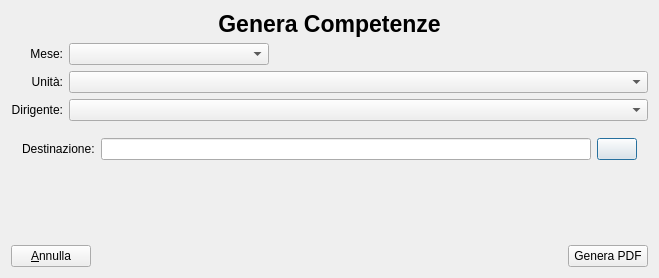
First picture: the form in printdialog.ui, repository gcala/GestioneCompetenzeMedici, before the edit.
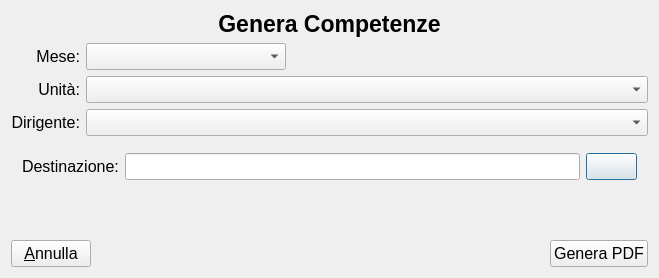
Second picture: the form after the edit. Icons and pictures are not drawn. Custom widgets are drawn as their Qt base class.

What changed in the file:
```diff
--- a/printdialog.ui
+++ b/printdialog.ui
@@ -39,6 +39,11 @@
     <layout class="QGridLayout" name="gridLayout">
      <item row="0" column="0">
       <widget class="QLabel" name="label_2">
+       <property name="font">
+        <font>
+         <pointsize>12</pointsize>
+        </font>
+       </property>
        <property name="text">
         <string>Mese:</string>
        </property>
@@ -55,6 +60,11 @@
          <height>0</height>
         </size>
        </property>
+       <property name="font">
+        <font>
+         <pointsize>12</pointsize>
+        </font>
+       </property>
       </widget>
      </item>
      <item row="0" column="2">
@@ -72,6 +82,11 @@
      </item>
      <item row="1" column="0">
       <widget class="QLabel" name="label_3">
+       <property name="font">
+        <font>
+         <pointsize>12</pointsize>
+        </font>
+       </property>
        <property name="text">
         <string>Unità:</string>
        </property>
@@ -81,10 +96,21 @@
       </widget>
      </item>
      <item row="1" column="1" colspan="2">
-      <widget class="SearchComboBox" name="unitaCB"/>
+      <widget class="SearchComboBox" name="unitaCB">
+       <property name="font">
+        <font>
+         <pointsize>12</pointsize>
+        </font>
+       </property>
+      </widget>
      </item>
      <item row="2" column="0">
       <widget class="QLabel" name="dirigenteLabel">
+       <property name="font">
+        <font>
+         <pointsize>12</pointsize>
+        </font>
+       </property>
        <property name="text">
         <string>Dirigente:</string>
        </property>
@@ -94,7 +120,13 @@
       </widget>
      </item>
      <item row="2" column="1" colspan="2">
-      <widget class="SearchComboBox" name="dirigenteCB"/>
+      <widget class="SearchComboBox" name="dirigenteCB">
+       <property name="font">
+        <font>
+         <pointsize>12</pointsize>
+        </font>
+       </property>
+      </widget>
      </item>
     </layout>
    </item>
@@ -103,6 +135,11 @@
      <layout class="QHBoxLayout" name="horizontalLayout_2">
       <item>
        <widget class="QLabel" name="label">
+        <property name="font">
+         <font>
+          <pointsize>12</pointsize>
+         </font>
+        </property>
         <property name="text">
          <string>Destinazione:</string>
         </property>
@@ -110,6 +147,11 @@
       </item>
       <item>
        <widget class="QLineEdit" name="path">
+        <property name="font">
+         <font>
+          <pointsize>12</pointsize>
+         </font>
+        </property>
         <property name="readOnly">
          <bool>true</bool>
         </property>
@@ -117,6 +159,11 @@
       </item>
       <item>
        <widget class="QPushButton" name="browseButton">
+        <property name="font">
+         <font>
+          <pointsize>12</pointsize>
+         </font>
+        </property>
         <property name="text">
          <string/>
         </property>
@@ -146,6 +193,11 @@
     <layout class="QHBoxLayout" name="horizontalLayout">
      <item>
       <widget class="QPushButton" name="cancelButton">
+       <property name="font">
+        <font>
+         <pointsize>12</pointsize>
+        </font>
+       </property>
        <property name="text">
         <string>&amp;Annulla</string>
        </property>
@@ -170,6 +222,11 @@
      </item>
      <item>
       <widget class="QPushButton" name="saveButton">
+       <property name="font">
+        <font>
+         <pointsize>12</pointsize>
+        </font>
+       </property>
        <property name="text">
         <string>Genera PDF</string>
        </property>
```
